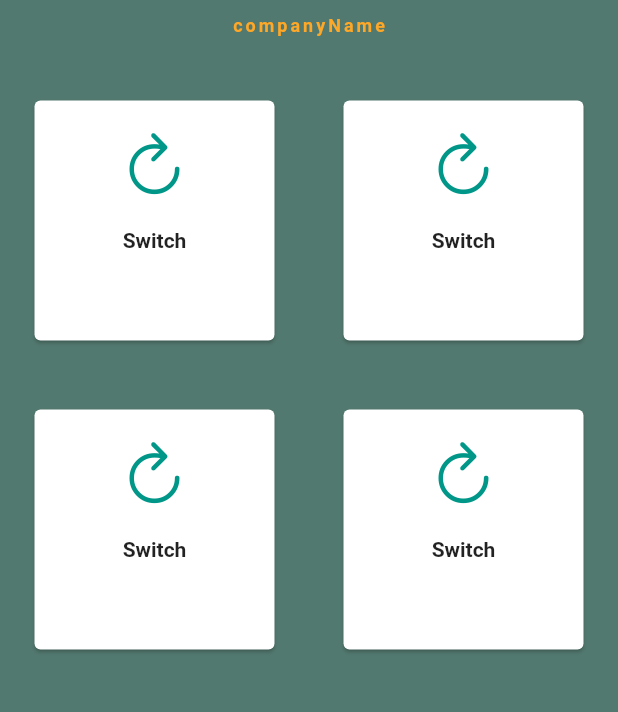
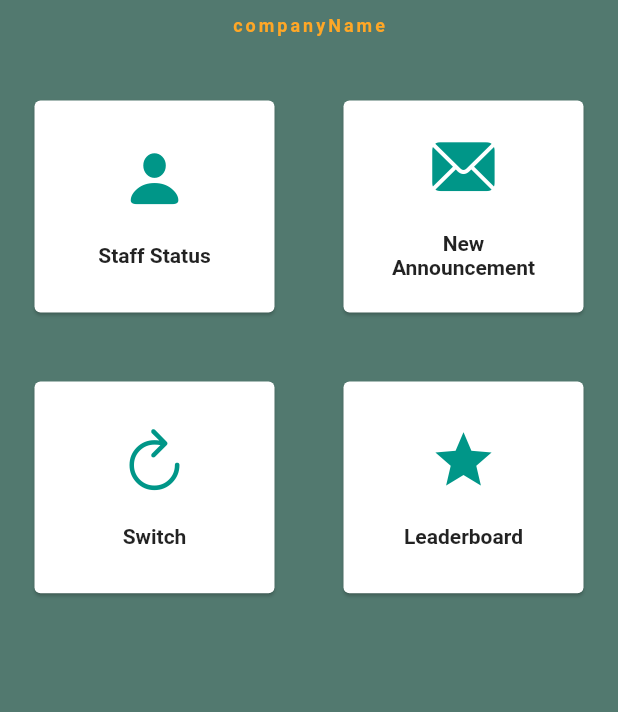
Before and after one commit to singh-preet/covid_fl, a Flutter app: the AdminPanel screen opened by its route, on a phone screen of 412 x 824 dp, the part 126-838 px from its top. Run offline on Flutter 3.47's test engine with Material 2 defaults, Android fonts, the phone set to English and light mode, and no system bars; our stand-ins replace flutter_slidable, get, shared_preferences, synchronized; accounts and stored records are empty.

Commit message:
admin panel changes

```diff
--- a/lib/controllers/admin_panel_controller.dart
+++ b/lib/controllers/admin_panel_controller.dart
@@ -1,5 +1,33 @@
+import 'package:covid_fl/data/models/admin_panel_item.dart';
+import 'package:covid_fl/routes/app_routes.dart';
+import 'package:covid_fl/utils/string_constant.dart';
+import 'package:flutter/cupertino.dart';
+import 'package:flutter/material.dart';
 import 'package:get/get.dart';
 
 class AdminPanelController extends GetxController{
+  List<AdminPanelItemModel> items=[
+    AdminPanelItemModel(StringConstant.STAFF_STATUS, CupertinoIcons.person_solid, onStaffStatusTap),
+    AdminPanelItemModel(StringConstant.NEW_ANNOUNCEMENT, CupertinoIcons.mail_solid, onNewAnnouncementTap),
+    AdminPanelItemModel(StringConstant.SWITCH, CupertinoIcons.refresh_thick, onSwitchTap),
+    AdminPanelItemModel(StringConstant.LEADERBOARD, Icons.star, AdminPanelController.onLeaderboardTap),
+  ];
+
+  static onStaffStatusTap(){
+    print("onStaffStatusTap");
+    Get.toNamed(Routes.STAFF_STATUS);
+  }
+
+  static onNewAnnouncementTap(){
+    Get.toNamed(Routes.POST_ANNOUNCEMENT);
+
+  }
+
+  static onSwitchTap(){
+  }
+
+  static onLeaderboardTap(){
+    Get.toNamed(Routes.LEADERBOARD);
+  }
 
 }
--- /dev/null
+++ b/lib/data/models/admin_panel_item.dart
@@ -0,0 +1,8 @@
+import 'package:flutter/cupertino.dart';
+
+class AdminPanelItemModel{
+  String name;
+  IconData icon;
+  Function onTap;
+  AdminPanelItemModel(this.name, this.icon, this.onTap);
+}
--- a/lib/features/admin/admin_panel.dart
+++ b/lib/features/admin/admin_panel.dart
@@ -1,7 +1,9 @@
+import 'package:covid_fl/controllers/admin_panel_controller.dart';
 import 'package:covid_fl/utils/app_colors.dart';
 import 'package:covid_fl/utils/string_constant.dart';
 import 'package:flutter/cupertino.dart';
 import 'package:flutter/material.dart';
+import 'package:get/get.dart';
 
 class AdminPanel extends StatelessWidget {
   const AdminPanel({Key key}) : super(key: key);
@@ -16,7 +18,9 @@ class AdminPanel extends StatelessWidget {
         elevation: 0,
       ),
       body: Center(
-        child: Column(
+        child: GetBuilder<AdminPanelController>(
+          builder: (controller) {
+            return Column(
               children: [
                 SizedBox(
                   height: 10,
@@ -43,19 +47,30 @@ class AdminPanel extends StatelessWidget {
                   child: GridView.builder(
                       gridDelegate: SliverGridDelegateWithFixedCrossAxisCount(
                         crossAxisCount: 2,
+                        childAspectRatio: 1.1,
                       ),
-                  itemCount: 4,
+                      itemCount: controller.items.length,
                       itemBuilder: (context, index) {
                         return Padding(
                           padding: const EdgeInsets.all(8.0),
+                          child: GestureDetector(
+                            onTap: (){
+                              try{
+                                controller.items[index].onTap();
+                              }catch(e){
+                                print(e);
+                              }
+                            },
                             child: Card(
                               margin: EdgeInsets.fromLTRB(15, 15, 15, 15),
                               child: Padding(
                                 padding: const EdgeInsets.all(20.0),
                                 child: Column(
+                                  mainAxisAlignment: MainAxisAlignment.center,
+                                  crossAxisAlignment: CrossAxisAlignment.center,
                                   children: [
                                     Icon(
-                                CupertinoIcons.refresh_thick,
+                                        controller.items[index].icon,
                                       size: 45,
                                       color: Colors.teal
                                     ),
@@ -63,11 +78,13 @@ class AdminPanel extends StatelessWidget {
                                       height: 20,
                                     ),
                                     Text(
-                                "Switch",
+                                      controller.items[index].name,
                                       style: TextStyle(
                                           fontWeight: FontWeight.bold),
+                                      textAlign: TextAlign.center,
                                     ),
                                   ],
+                                ),
                               ),
                             ),
                           ),
@@ -75,6 +92,8 @@ class AdminPanel extends StatelessWidget {
                       }),
                 )
               ],
+            );
+          }
         ),
       ),
     );
--- a/lib/utils/string_constant.dart
+++ b/lib/utils/string_constant.dart
@@ -26,6 +26,8 @@ class StringConstant{
 
   static const String ADMIN_PANEL =  "Admin Panel";
   static const String STAFF_STATUS =  "Staff Status";
+  static const String NEW_ANNOUNCEMENT =  "New Announcement";
+  static const String SWITCH =  "Switch";
   static const String LEADERBOARD =  "Leaderboard";
 
 
```
Lines whose indentation alone changed are shown as unchanged.
